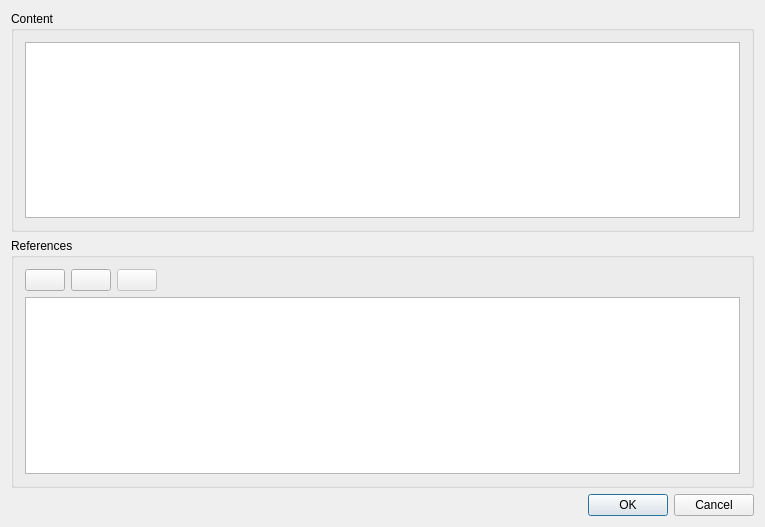
Above: AddSnippetDlg.ui from congchenutd/papernet before the change. Below: the same form after it.
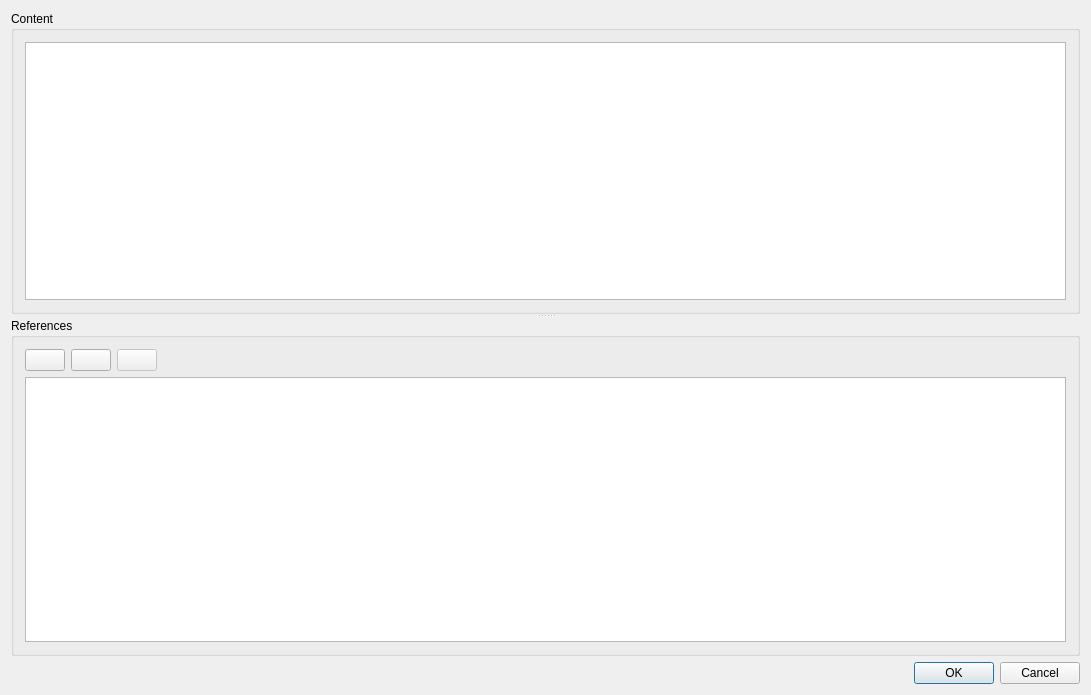
That is the form after the change. Icons and pictures are not drawn.

Patch:
```diff
--- a/AddSnippetDlg.ui
+++ b/AddSnippetDlg.ui
@@ -6,8 +6,8 @@
    <rect>
     <x>0</x>
     <y>0</y>
-    <width>765</width>
-    <height>527</height>
+    <width>1091</width>
+    <height>695</height>
    </rect>
   </property>
   <property name="windowTitle">
@@ -15,6 +15,10 @@
   </property>
   <layout class="QVBoxLayout" name="verticalLayout">
    <item>
+    <widget class="QSplitter" name="splitter">
+     <property name="orientation">
+      <enum>Qt::Vertical</enum>
+     </property>
     <widget class="QGroupBox" name="groupBox">
      <property name="title">
       <string>Content</string>
@@ -25,8 +29,6 @@
       </item>
      </layout>
     </widget>
-   </item>
-   <item>
     <widget class="QGroupBox" name="groupBox_2">
      <property name="title">
       <string>References</string>
@@ -83,6 +85,7 @@
        </widget>
       </item>
      </layout>
+     </widget>
     </widget>
    </item>
    <item>
```
Lines whose indentation alone changed are shown as unchanged.
